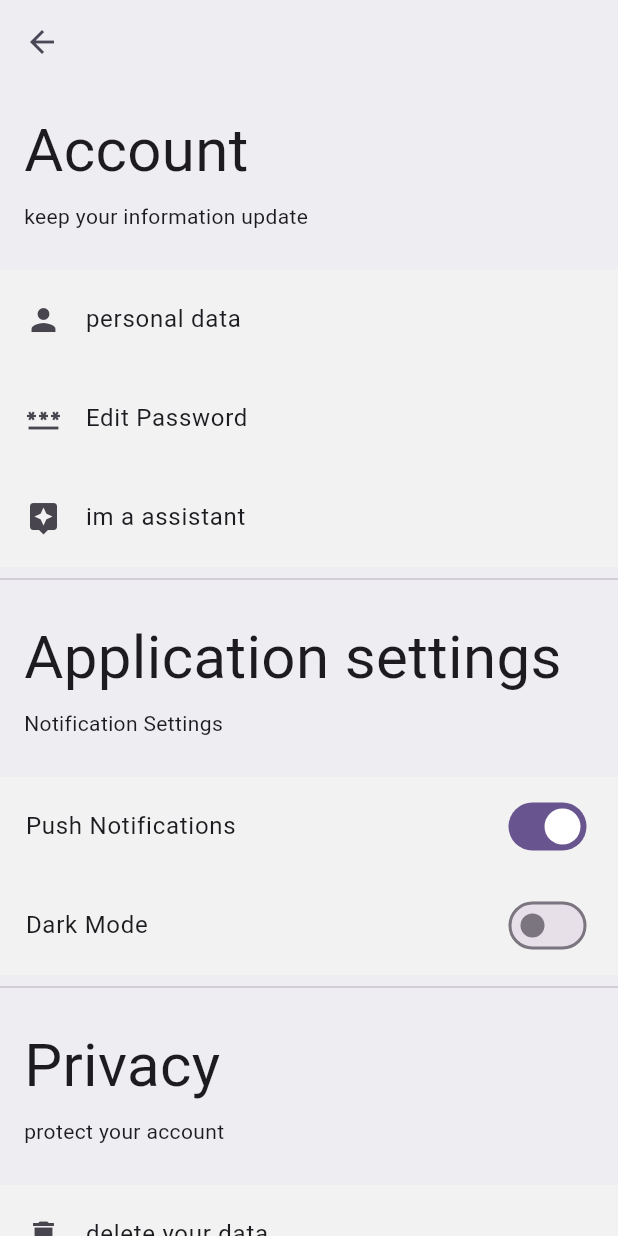
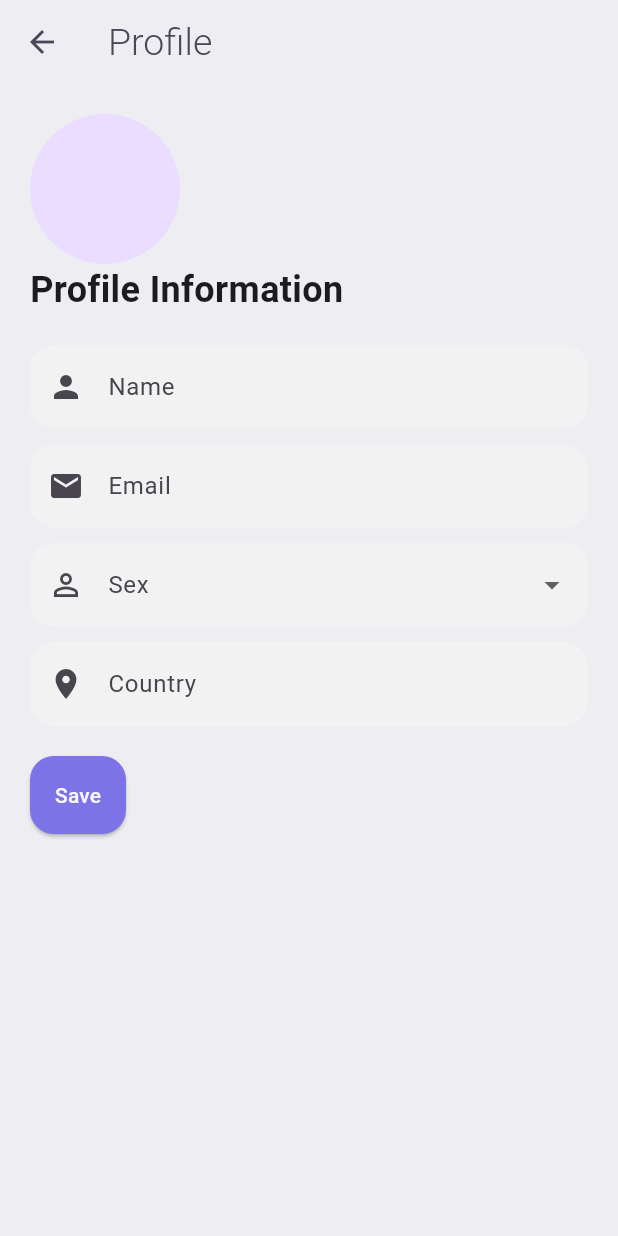
Before and after one commit to naeimDz/assistApp, a Flutter app: the SettingScreen screen opened by its route, after a tap on "personal data", on a phone screen of 412 x 824 dp. Run offline on Flutter 3.47's test engine with Material 3 defaults, Android fonts, the phone set to English and light mode, and no system bars; our stand-ins replace cloud_firestore, easy_localization, firebase_auth, firebase_core, firebase_storage; accounts and stored records are empty; Roboto replaces fonts that are missing (Dubai).

Commit message:
add assistant screen

```diff
--- a/lib/utils/routes/route_name_strings.dart
+++ b/lib/utils/routes/route_name_strings.dart
@@ -3,4 +3,5 @@ class RouteNameStrings {
   static const String signUp = "SignUp";
   static const String logIn = "LogIn";
   static const String settingScreen = "SettingScrenn";
+  static const String assistantProfileScreen = "AssistantProfileScreen";
 }
--- a/lib/utils/routes/routing.dart
+++ b/lib/utils/routes/routing.dart
@@ -4,6 +4,7 @@ import 'package:flutter/material.dart';
 
 import '../../views/auth_screen/login_screen.dart';
 import '../../views/auth_screen/signup_screen.dart';
+import '../../views/profile/assistant/assistant_profile_screen.dart';
 import '../../views/setting/setting_screen.dart';
 
 class Routes {
@@ -17,6 +18,8 @@ class Routes {
         return _buildRoute(const SingupScreen());
       case RouteNameStrings.settingScreen:
         return _buildRoute(const SettingScreen());
+      case RouteNameStrings.assistantProfileScreen:
+        return _buildRoute(const AssistantProfileScreen());
       default:
         return _buildRoute(const HomeScreen());
     }
--- /dev/null
+++ b/lib/views/profile/assistant/assistant_profile_screen.dart
@@ -0,0 +1,121 @@
+import 'package:flutter/material.dart';
+
+class AssistantProfileScreen extends StatelessWidget {
+  const AssistantProfileScreen({super.key});
+
+  @override
+  Widget build(BuildContext context) {
+    return Scaffold(
+      appBar: AppBar(
+        title: Text('Profile'),
+      ),
+      body: SingleChildScrollView(
+        padding: EdgeInsets.all(20),
+        child: Column(
+          crossAxisAlignment: CrossAxisAlignment.start,
+          children: [
+            CircleAvatar(
+              radius: 50,
+            ),
+            Text(
+              'Profile Information',
+              style: TextStyle(fontSize: 24, fontWeight: FontWeight.bold),
+            ),
+            SizedBox(height: 20),
+            TextFormField(
+              decoration: InputDecoration(
+                labelText: 'Name',
+                prefixIcon: Icon(Icons.person),
+                border: OutlineInputBorder(),
+              ),
+            ),
+            SizedBox(height: 10),
+            TextFormField(
+              decoration: InputDecoration(
+                labelText: 'Email',
+                prefixIcon: Icon(Icons.email),
+                border: OutlineInputBorder(),
+              ),
+            ),
+            SizedBox(height: 10),
+            DropdownButtonFormField<String>(
+              decoration: InputDecoration(
+                labelText: 'Sex',
+                prefixIcon: Icon(Icons.person_outline),
+                border: OutlineInputBorder(),
+              ),
+              value: null, // Set initial value or null
+              onChanged: (String? newValue) {
+                // Handle sex selection
+              },
+              items: ['Man', 'Woman']
+                  .map<DropdownMenuItem<String>>((String value) {
+                return DropdownMenuItem<String>(
+                  value: value,
+                  child: Text(value),
+                );
+              }).toList(),
+            ),
+            SizedBox(height: 10),
+            TextFormField(
+              decoration: InputDecoration(
+                labelText: 'Country',
+                prefixIcon: Icon(Icons.location_on),
+                border: OutlineInputBorder(),
+              ),
+            ),
+            SizedBox(height: 20),
+            ElevatedButton(
+              onPressed: () {
+                // Save profile changes
+              },
+              child: Text('Save'),
+            ),
+          ],
+        ),
+      ),
+    );
+
+    /*Scaffold(
+      appBar: AppBar(),
+      body: SingleChildScrollView(
+        child: Column(
+          children: [
+            CircleAvatar(),
+            ListTile(
+              contentPadding:
+                  EdgeInsets.symmetric(horizontal: 20, vertical: 10),
+              leading: Icon(
+                Icons.person,
+                color: Theme.of(context).hintColor,
+              ),
+              title: Text(
+                "S.of(context).about",
+                style: Theme.of(context).textTheme.headline4,
+              ),
+            ),
+            Padding(
+              padding: const EdgeInsets.symmetric(horizontal: 20),
+              child: Text(
+                "_con.user.bio",
+                style: Theme.of(context).textTheme.bodyText2,
+              ),
+            ),
+            ListTile(
+              contentPadding:
+                  EdgeInsets.symmetric(horizontal: 20, vertical: 10),
+              leading: Icon(
+                Icons.shopping_basket,
+                color: Theme.of(context).hintColor,
+              ),
+              title: Text(
+                "S.of(context).recent_orders",
+                style: Theme.of(context).textTheme.headline4,
+              ),
+            ),
+          ],
+        ),
+      ),
+    );*/
+  }
+}
--- a/lib/views/setting/setting_screen.dart
+++ b/lib/views/setting/setting_screen.dart
@@ -1,6 +1,12 @@
 import 'package:assistantsapp/utils/constants/app_colors.dart';
+import 'package:assistantsapp/utils/routes/route_name_strings.dart';
 import 'package:assistantsapp/views/sharedwidgets/headline_with_row.dart';
 import 'package:flutter/material.dart';
+
+import '../profile/user/user_profile_view.dart';
+import '../profile_detail/profile_detail_screen.dart';
+import '../profile_detail/profile_detail_view.dart';
+import '../testview.dart';
 
 class SettingScreen extends StatelessWidget {
   const SettingScreen({super.key});
@@ -22,21 +28,26 @@ class SettingScreen extends StatelessWidget {
               title: const Text('personal data'),
               leading: const Icon(Icons.person),
               onTap: () {
-                // Navigate to edit profile screen
+                Navigator.pushNamed(
+                    context, RouteNameStrings.assistantProfileScreen);
               },
             ),
             ListTile(
               title: Text('Edit Password'),
               leading: Icon(Icons.password),
               onTap: () {
-                // Navigate to edit profile screen
+                Navigator.push(
+                    context,
+                    MaterialPageRoute(
+                        builder: (context) => const ProfileDetailScreen()));
               },
             ),
             ListTile(
               title: const Text('im a assistant'),
               leading: const Icon(Icons.assistant),
               onTap: () {
-                // Navigate to edit profile screen
+                Navigator.push(context,
+                    MaterialPageRoute(builder: (context) => TestView()));
               },
             ),
             Divider(),
@@ -81,6 +92,14 @@ class SettingScreen extends StatelessWidget {
                 // Navigate to edit profile screen
               },
             ),
+            ListTile(
+              title: Text("Terms and Conditions"),
+              subtitle: Text("legal, terms and conditions"),
+              leading: const Icon(Icons.file_copy),
+              onTap: () {
+                // Navigate to edit profile screen
+              },
+            ),
             Divider(),
             ListTile(
               title: Text('Logout'),
```
Also changed, not shown: lib/views/profile/user/user_profile_view.dart (added, +142 -0 lines), lib/views/profile_detail/profile_detail_screen.dart (added, +65 -0 lines), lib/views/profile_detail/profile_detail_view.dart (added, +250 -0 lines), lib/views/sharedwidgets/headline_with_row.dart (+3 -4 lines), lib/views/testview.dart (added, +13 -0 lines).
